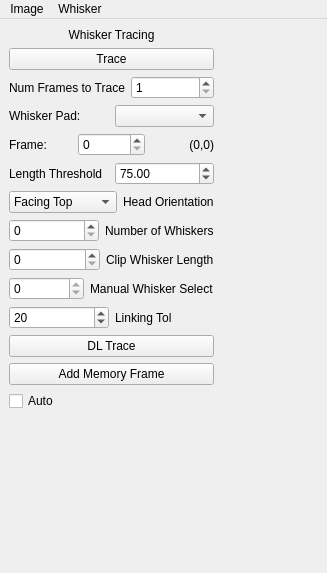
Qt form src/WhiskerToolbox/Whisker_Widget/Whisker_Widget.ui (paulmthompson/WhiskerToolbox) before a commit.
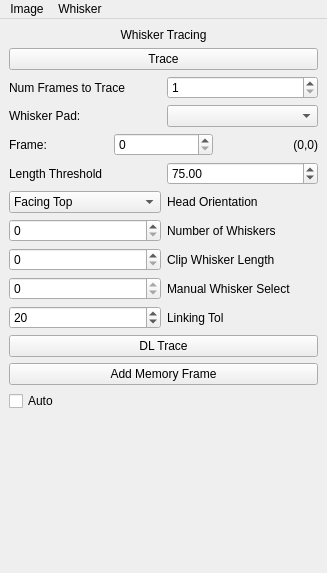
The same form after that commit.

The edit to the form file:
```diff
--- a/src/WhiskerToolbox/Whisker_Widget/Whisker_Widget.ui
+++ b/src/WhiskerToolbox/Whisker_Widget/Whisker_Widget.ui
@@ -319,19 +319,6 @@
       </item>
      </layout>
     </item>
-    <item>
-     <spacer name="horizontalSpacer_2">
-      <property name="orientation">
-       <enum>Qt::Orientation::Horizontal</enum>
-      </property>
-      <property name="sizeHint" stdset="0">
-       <size>
-        <width>40</width>
-        <height>20</height>
-       </size>
-      </property>
-     </spacer>
-    </item>
    </layout>
   </widget>
   <widget class="QMenuBar" name="menuBar">
```
